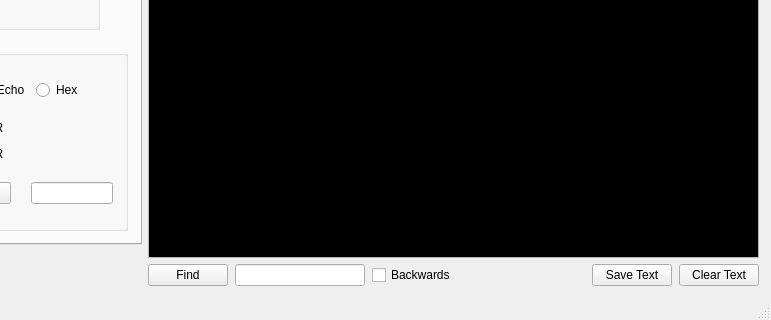
Above: mainWindow.ui from strawbot/TimbreTalk before the change; both pictures show x 260 to 1031 and y 277 to 597 of the 1031 by 597 pixel window. Below: the same form after it.
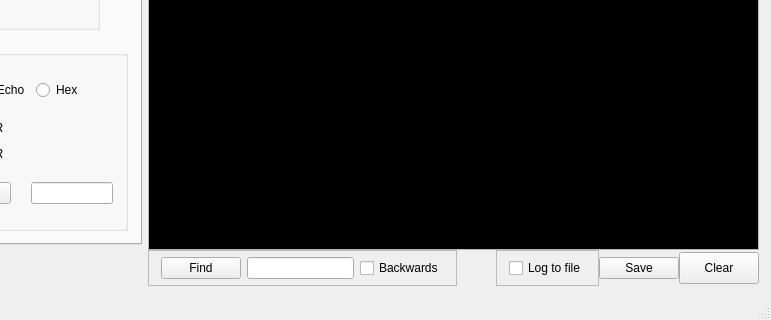
That is the form after the change. The open tabs and pages were chosen to show the change.

Commit message: log updates; log check box added to gui; exception trace put into sfp

The edit to the form file:
```diff
--- a/mainWindow.ui
+++ b/mainWindow.ui
@@ -2571,6 +2571,9 @@
       </item>
       <item>
        <layout class="QVBoxLayout" name="verticalLayout_5">
+        <property name="spacing">
+         <number>0</number>
+        </property>
         <item>
          <widget class="QPlainTextEdit" name="textEdit">
           <property name="minimumSize">
@@ -2722,7 +2725,28 @@
         <item>
          <layout class="QHBoxLayout" name="horizontalLayout_35">
           <property name="spacing">
-           <number>7</number>
+           <number>-1</number>
+          </property>
+          <item>
+           <widget class="QFrame" name="frame">
+            <property name="minimumSize">
+             <size>
+              <width>0</width>
+              <height>0</height>
+             </size>
+            </property>
+            <property name="frameShape">
+             <enum>QFrame::StyledPanel</enum>
+            </property>
+            <property name="frameShadow">
+             <enum>QFrame::Raised</enum>
+            </property>
+            <layout class="QHBoxLayout" name="horizontalLayout_8">
+             <property name="topMargin">
+              <number>6</number>
+             </property>
+             <property name="bottomMargin">
+              <number>6</number>
           </property>
           <item>
            <widget class="QPushButton" name="Find">
@@ -2741,6 +2765,14 @@
             </property>
            </widget>
           </item>
+            </layout>
+            <zorder>Find</zorder>
+            <zorder>Find</zorder>
+            <zorder>Find</zorder>
+            <zorder>FindText</zorder>
+            <zorder>FindBackwards</zorder>
+           </widget>
+          </item>
           <item>
            <spacer name="horizontalSpacer_6">
             <property name="orientation">
@@ -2754,10 +2786,41 @@
             </property>
            </spacer>
           </item>
+          <item>
+           <widget class="QFrame" name="frame_4">
+            <property name="minimumSize">
+             <size>
+              <width>0</width>
+              <height>0</height>
+             </size>
+            </property>
+            <property name="frameShape">
+             <enum>QFrame::StyledPanel</enum>
+            </property>
+            <property name="frameShadow">
+             <enum>QFrame::Raised</enum>
+            </property>
+            <layout class="QHBoxLayout" name="horizontalLayout_11">
+             <property name="topMargin">
+              <number>6</number>
+             </property>
+             <property name="bottomMargin">
+              <number>6</number>
+             </property>
+             <item>
+              <widget class="QCheckBox" name="checkBox_3">
+               <property name="text">
+                <string>Log to file</string>
+               </property>
+              </widget>
+             </item>
+            </layout>
+           </widget>
+          </item>
           <item>
            <widget class="QPushButton" name="saveText">
             <property name="text">
-             <string>Save Text</string>
+             <string>Save</string>
             </property>
            </widget>
           </item>
@@ -2770,7 +2833,7 @@
              </size>
             </property>
             <property name="text">
-             <string>Clear Text</string>
+             <string>Clear</string>
             </property>
            </widget>
           </item>
```
Left out of the diff: 7 changed lines with no effect on the pictures. Lines whose indentation alone changed are shown as unchanged. The commit also changes 3 other files.
